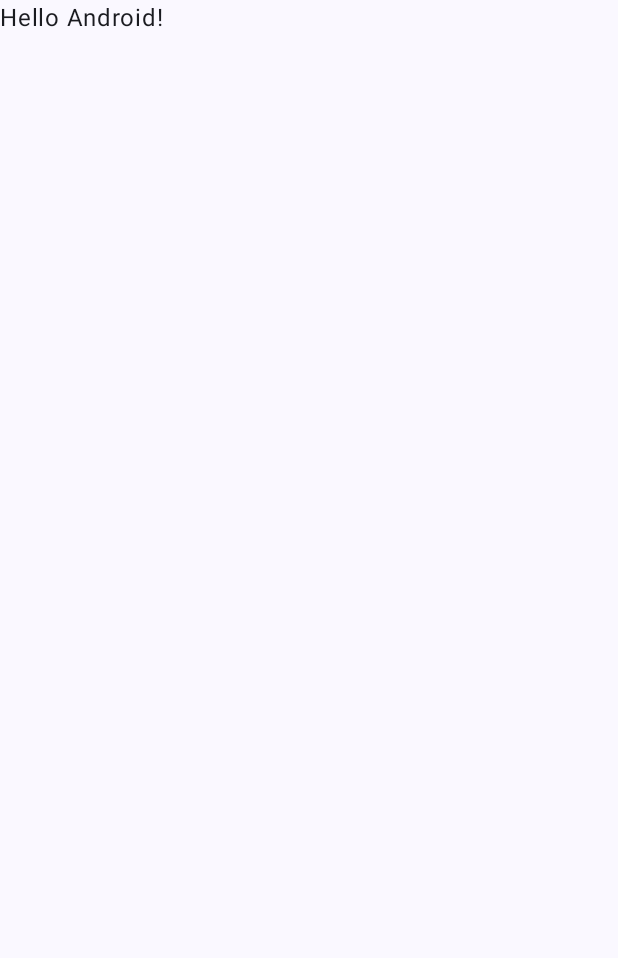
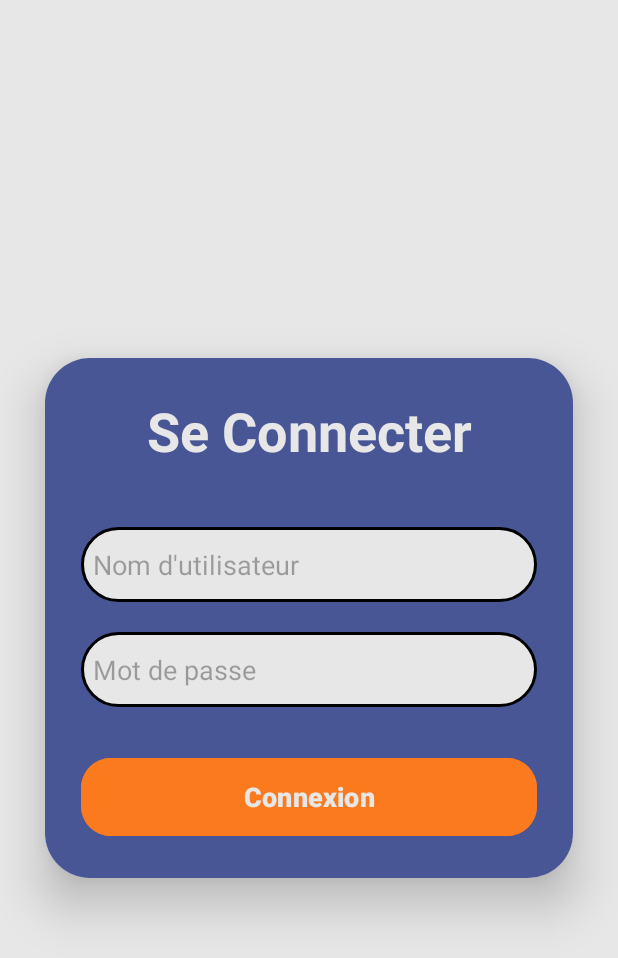
Before and after one commit to felixgravel/TP3VeilleTechnologique, an Android app built with Jetpack Compose: the screen it shows after launch (MainActivity), on a phone screen of 412 x 824 dp. Before the commit the part shown is almost empty. Shown: the top 958 px of the screen. Run offline under Robolectric (Android 15) with nearby library versions, the phone set to English and light mode, and no system bars.

Commit message:
ajout du layout pour le login page

```diff
--- a/app/src/main/java/com/example/tp3veilletechnologique/MainActivity.kt
+++ b/app/src/main/java/com/example/tp3veilletechnologique/MainActivity.kt
@@ -1,8 +1,11 @@
 package com.example.tp3veilletechnologique
 
 import android.os.Bundle
+import android.widget.Button
+import android.widget.EditText
 import androidx.activity.ComponentActivity
 import androidx.activity.compose.setContent
+import androidx.appcompat.app.AppCompatActivity
 import androidx.compose.foundation.layout.fillMaxSize
 import androidx.compose.material3.MaterialTheme
 import androidx.compose.material3.Surface
@@ -12,20 +15,20 @@
 import androidx.compose.ui.tooling.preview.Preview
 import com.example.tp3veilletechnologique.ui.theme.TP3VeilleTechnologiqueTheme
 
-class MainActivity : ComponentActivity() {
+class MainActivity : AppCompatActivity() {
+
+    lateinit var username : EditText
+    lateinit var password : EditText
+    lateinit var passwordCheck : EditText
+    lateinit var connexion : Button
+
     override fun onCreate(savedInstanceState: Bundle?) {
         super.onCreate(savedInstanceState)
-        setContent {
-            TP3VeilleTechnologiqueTheme {
-                // A surface container using the 'background' color from the theme
-                Surface(modifier = Modifier.fillMaxSize(), color = MaterialTheme.colorScheme.background) {
-                    Greeting("Android")
-                }
-            }
-        }
+        setContentView(R.layout.login_layout)
     }
 }
 
+/*
 @Composable
 fun Greeting(name: String, modifier: Modifier = Modifier) {
     Text(
@@ -34,10 +37,12 @@
     )
 }
 
-@Preview(showBackground = true)
+
+
+@Preview(showBackground = false)
 @Composable
 fun GreetingPreview() {
     TP3VeilleTechnologiqueTheme {
-        Greeting("Android")
+        Greeting("papa")
     }
-}
+}*/
--- /dev/null
+++ b/app/src/main/res/drawable/custom_edittext.xml
@@ -0,0 +1,13 @@
+<?xml version="1.0" encoding="utf-8"?>
+<shape xmlns:android="http://schemas.android.com/apk/res/android"
+    android:shape="rectangle">
+
+    <stroke
+        android:width="2dp"
+        android:color="@color/black"/>
+
+    <corners
+        android:radius="30dp"/>
+    <solid
+        android:color="@color/platinum"/>
+</shape>
--- /dev/null
+++ b/app/src/main/res/layout/login_layout.xml
@@ -0,0 +1,93 @@
+<?xml version="1.0" encoding="utf-8"?>
+<LinearLayout xmlns:android="http://schemas.android.com/apk/res/android"
+    xmlns:app="http://schemas.android.com/apk/res-auto"
+    xmlns:tools="http://schemas.android.com/tools"
+    android:layout_width="match_parent"
+    android:layout_height="match_parent"
+    android:orientation="vertical"
+    android:background="@color/platinum"
+    android:gravity="center"
+    tools:context=".MainActivity">
+
+    <androidx.cardview.widget.CardView
+        android:layout_width="match_parent"
+        android:layout_height="wrap_content"
+        android:layout_margin="30dp"
+        app:cardCornerRadius="30dp"
+        app:cardElevation="20dp">
+
+        <LinearLayout
+            android:layout_width="match_parent"
+            android:layout_height="wrap_content"
+            android:orientation="vertical"
+            android:layout_gravity="center_horizontal"
+            android:padding="24dp"
+            android:background="@color/blue">
+
+            <TextView
+                android:layout_width="match_parent"
+                android:layout_height="wrap_content"
+                android:text="Se Connecter"
+                android:id="@+id/textConnection"
+                android:textSize="36sp"
+                android:textAlignment="center"
+                android:textStyle="bold"
+                android:textColor="@color/platinum">
+
+            </TextView>
+
+            <EditText
+                android:layout_width="match_parent"
+                android:layout_height="50dp"
+                android:id="@+id/username"
+                android:background="@drawable/custom_edittext"
+                android:layout_marginTop="40dp"
+                android:padding="8dp"
+                android:hint="Nom d'utilisateur"
+                android:textColor="@color/black"
+                android:drawablePadding="8dp"/>
+
+            <EditText
+                android:layout_width="match_parent"
+                android:layout_height="50dp"
+                android:id="@+id/password"
+                android:background="@drawable/custom_edittext"
+                android:layout_marginTop="20dp"
+                android:inputType="textPassword"
+                android:padding="8dp"
+                android:hint="Mot de passe"
+                android:textColor="@color/black"
+                android:drawablePadding="8dp"/>
+
+            <EditText
+                android:layout_width="match_parent"
+                android:layout_height="50dp"
+                android:id="@+id/passwordCheck"
+                android:visibility="gone"
+                android:background="@drawable/custom_edittext"
+                android:layout_marginTop="20dp"
+                android:inputType="textPassword"
+                android:padding="8dp"
+                android:hint="Confirmation du mot de passe"
+                android:textColor="@color/black"
+                android:drawablePadding="8dp"/>
+
+            <Button
+                android:layout_width="match_parent"
+                android:layout_height="60dp"
+                android:text="Connexion"
+                android:id="@+id/connexion"
+                android:textColor="@color/platinum"
+                android:textStyle="bold"
+                android:textSize="18sp"
+                android:layout_marginTop="30dp"
+                android:backgroundTint="@color/pumpkin"
+                app:strokeColor = "@color/black"
+                app:cornerRadius = "20dp"/>
+
+
+        </LinearLayout>
+
+    </androidx.cardview.widget.CardView>
+
+</LinearLayout>
--- /dev/null
+++ b/app/src/main/res/values-land/dimens.xml
@@ -0,0 +1,3 @@
+<resources>
+    <dimen name="fab_margin">48dp</dimen>
+</resources>
--- /dev/null
+++ b/app/src/main/res/values-night/themes.xml
@@ -0,0 +1,7 @@
+<resources xmlns:tools="http://schemas.android.com/tools">
+    <!-- Base application theme. -->
+    <style name="Base.Theme.TP3VeilleTechnologique" parent="Theme.Material3.DayNight.NoActionBar">
+        <!-- Customize your dark theme here. -->
+        <!-- <item name="colorPrimary">@color/my_dark_primary</item> -->
+    </style>
+</resources>
--- /dev/null
+++ b/app/src/main/res/values-v23/themes.xml
@@ -0,0 +1,9 @@
+<resources xmlns:tools="http://schemas.android.com/tools">
+
+    <style name="Theme.TP3VeilleTechnologique" parent="Base.Theme.TP3VeilleTechnologique">
+        <!-- Transparent system bars for edge-to-edge. -->
+        <item name="android:navigationBarColor">@android:color/transparent</item>
+        <item name="android:statusBarColor">@android:color/transparent</item>
+        <item name="android:windowLightStatusBar">?attr/isLightTheme</item>
+    </style>
+</resources>
--- /dev/null
+++ b/app/src/main/res/values-w1240dp/dimens.xml
@@ -0,0 +1,3 @@
+<resources>
+    <dimen name="fab_margin">200dp</dimen>
+</resources>
--- /dev/null
+++ b/app/src/main/res/values-w600dp/dimens.xml
@@ -0,0 +1,3 @@
+<resources>
+    <dimen name="fab_margin">48dp</dimen>
+</resources>
--- a/app/src/main/res/values/colors.xml
+++ b/app/src/main/res/values/colors.xml
@@ -3,8 +3,8 @@
     <color name="purple_200">#FFBB86FC</color>
     <color name="purple_500">#FF6200EE</color>
     <color name="purple_700">#FF3700B3</color>
-    <color name="teal_200">#FF03DAC5</color>
-    <color name="teal_700">#FF018786</color>
+    <color name="pumpkin">#FC7A1E</color>
+    <color name="blue">#485696</color>
     <color name="black">#FF000000</color>
-    <color name="white">#FFFFFFFF</color>
+    <color name="platinum">#E7E7E7</color>
 </resources>
--- /dev/null
+++ b/app/src/main/res/values/dimens.xml
@@ -0,0 +1,3 @@
+<resources>
+    <dimen name="fab_margin">16dp</dimen>
+</resources>
--- a/app/src/main/res/values/themes.xml
+++ b/app/src/main/res/values/themes.xml
@@ -2,4 +2,9 @@
 <resources>
 
     <style name="Theme.TP3VeilleTechnologique" parent="android:Theme.Material.Light.NoActionBar" />
+    <!-- Base application theme. -->
+    <style name="Base.Theme.TP3VeilleTechnologique" parent="Theme.Material3.DayNight.NoActionBar">
+        <!-- Customize your light theme here. -->
+        <!-- <item name="colorPrimary">@color/my_light_primary</item> -->
+    </style>
 </resources>
```
Also changed, not shown: app/build.gradle.kts (+7 -0 lines), app/src/main/res/values/strings.xml (+42 -0 lines), gradle/libs.versions.toml (+10 -0 lines).
